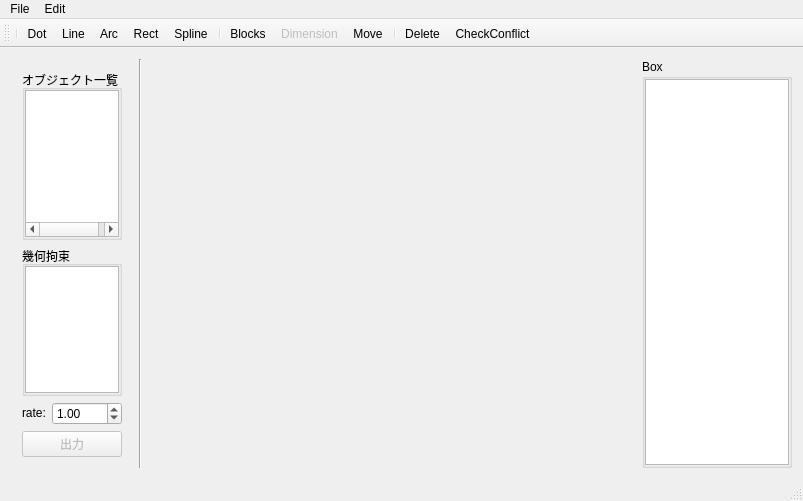
Above: src/MainWindow.ui from hal1437/BlockMaker before the change. Below: the same form after it.
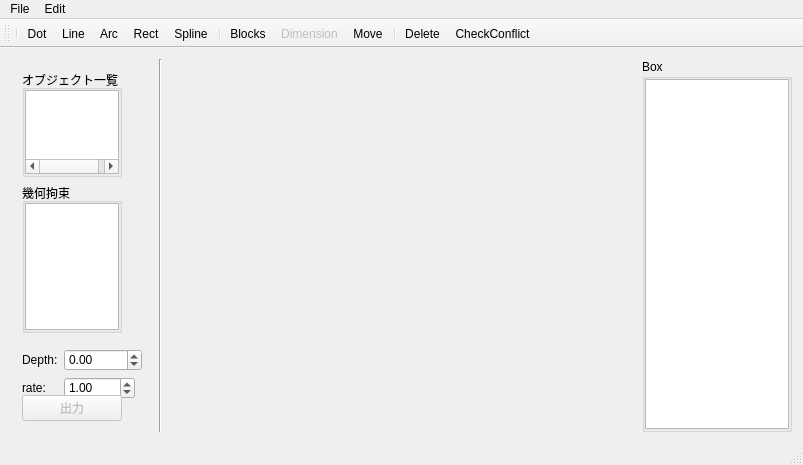
That is the form after the change. Icons and pictures are not drawn. Custom widgets are drawn as their Qt base class.

```diff
--- a/src/MainWindow.ui
+++ b/src/MainWindow.ui
@@ -7,7 +7,7 @@
     <x>0</x>
     <y>0</y>
     <width>803</width>
-    <height>501</height>
+    <height>465</height>
    </rect>
   </property>
   <property name="windowTitle">
@@ -30,6 +30,9 @@
        </size>
       </property>
       <layout class="QVBoxLayout" name="verticalLayout">
+       <property name="spacing">
+        <number>-1</number>
+       </property>
        <item>
         <widget class="QGroupBox" name="groupBox_2">
          <property name="maximumSize">
@@ -138,18 +141,24 @@
        <item>
         <widget class="QWidget" name="widget" native="true">
          <property name="sizePolicy">
-          <sizepolicy hsizetype="Preferred" vsizetype="Preferred">
+          <sizepolicy hsizetype="Preferred" vsizetype="Maximum">
            <horstretch>0</horstretch>
            <verstretch>0</verstretch>
           </sizepolicy>
          </property>
+         <property name="minimumSize">
+          <size>
+           <width>120</width>
+           <height>50</height>
+          </size>
+         </property>
          <property name="maximumSize">
           <size>
            <width>100</width>
            <height>30</height>
           </size>
          </property>
-         <layout class="QHBoxLayout" name="horizontalLayout_2">
+         <layout class="QGridLayout" name="gridLayout">
           <property name="leftMargin">
            <number>0</number>
           </property>
@@ -162,7 +171,10 @@
           <property name="bottomMargin">
            <number>0</number>
           </property>
-          <item>
+          <property name="horizontalSpacing">
+           <number>-1</number>
+          </property>
+          <item row="1" column="0">
            <widget class="QLabel" name="label">
             <property name="sizePolicy">
              <sizepolicy hsizetype="Maximum" vsizetype="Maximum">
@@ -175,7 +187,7 @@
             </property>
            </widget>
           </item>
-          <item>
+          <item row="1" column="1">
            <widget class="QDoubleSpinBox" name="ScaleSpin">
             <property name="sizePolicy">
              <sizepolicy hsizetype="Maximum" vsizetype="Fixed">
@@ -194,6 +206,23 @@
             </property>
            </widget>
           </item>
+          <item row="0" column="0">
+           <widget class="QLabel" name="label_2">
+            <property name="text">
+             <string>Depth:</string>
+            </property>
+           </widget>
+          </item>
+          <item row="0" column="1">
+           <widget class="QDoubleSpinBox" name="DepthSpin">
+            <property name="minimum">
+             <double>-10000.000000000000000</double>
+            </property>
+            <property name="maximum">
+             <double>10000.000000000000000</double>
+            </property>
+           </widget>
+          </item>
          </layout>
         </widget>
        </item>
```
